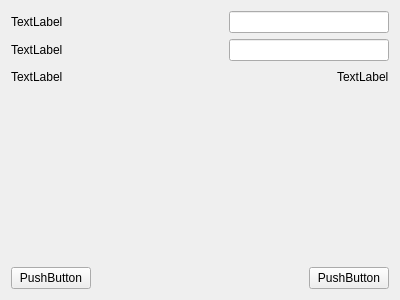
Qt form entregable/Exercici 3/Entregable/MyForm.ui (alexcatmu/IDI-Fib) before a commit.
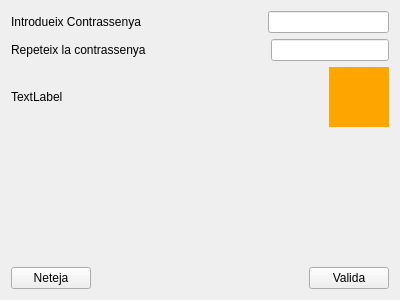
The same form after that commit. Custom widgets are drawn as their Qt base class.

Patch:
```diff
--- a/entregable/Exercici 3/Entregable/MyForm.ui
+++ b/entregable/Exercici 3/Entregable/MyForm.ui
@@ -19,7 +19,7 @@
      <item>
       <widget class="QLabel" name="label">
        <property name="text">
-        <string>TextLabel</string>
+        <string>Introdueix Contrassenya</string>
        </property>
       </widget>
      </item>
@@ -46,7 +46,7 @@
      <item>
       <widget class="QLabel" name="label_2">
        <property name="text">
-        <string>TextLabel</string>
+        <string>Repeteix la contrassenya</string>
        </property>
       </widget>
      </item>
@@ -92,8 +92,17 @@
      </item>
      <item>
       <widget class="MyLabel" name="label_3">
+       <property name="minimumSize">
+        <size>
+         <width>60</width>
+         <height>60</height>
+        </size>
+       </property>
+       <property name="styleSheet">
+        <string notr="true">background:orange</string>
+       </property>
        <property name="text">
-        <string>TextLabel</string>
+        <string/>
        </property>
       </widget>
      </item>
@@ -119,7 +128,7 @@
        <item>
         <widget class="QPushButton" name="pushButton">
          <property name="text">
-          <string>PushButton</string>
+          <string>Neteja</string>
          </property>
         </widget>
        </item>
@@ -139,7 +148,7 @@
        <item>
         <widget class="QPushButton" name="pushButton_2">
          <property name="text">
-          <string>PushButton</string>
+          <string>Valida</string>
          </property>
         </widget>
        </item>
```
Left out of the diff: 66 changed lines with no effect on the pictures.
